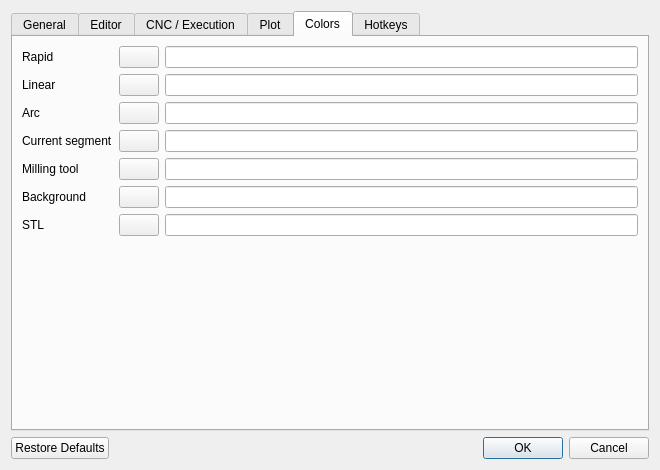
First picture: the form in app/ui/generated/dialogs/options.ui, repository MaestroFusion360/easy_gcode_plot, before the edit.
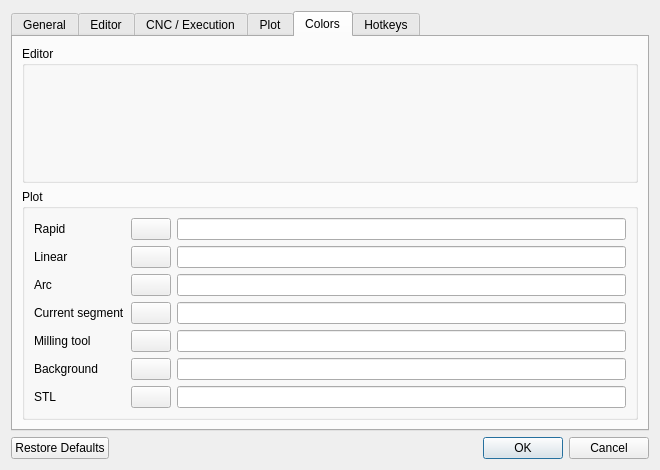
Second picture: the form after the edit. The open tabs and pages were chosen to show the change.

```diff
--- a/app/ui/generated/dialogs/options.ui
+++ b/app/ui/generated/dialogs/options.ui
@@ -599,6 +599,20 @@
                         <attribute name="title">
                             <string>Colors</string>
                         </attribute>
+                        <layout class="QVBoxLayout" name="colorsLayout">
+                            <item>
+                                <widget class="QGroupBox" name="editorColorsGroup">
+                                    <property name="title">
+                                        <string>Editor</string>
+                                    </property>
+                                    <layout class="QFormLayout" name="editorColorsForm"/>
+                                </widget>
+                            </item>
+                            <item>
+                                <widget class="QGroupBox" name="plotColorsGroup">
+                                    <property name="title">
+                                        <string>Plot</string>
+                                    </property>
                         <layout class="QFormLayout" name="colorsForm">
                             <item row="0" column="0">
                                 <widget class="QLabel" name="rapidLabel">
@@ -774,6 +788,9 @@
                                         </widget>
                                     </item>
                                 </layout>
+                                        </item>
+                                    </layout>
+                                </widget>
                             </item>
                         </layout>
                     </widget>
```
Lines whose indentation alone changed are shown as unchanged.
